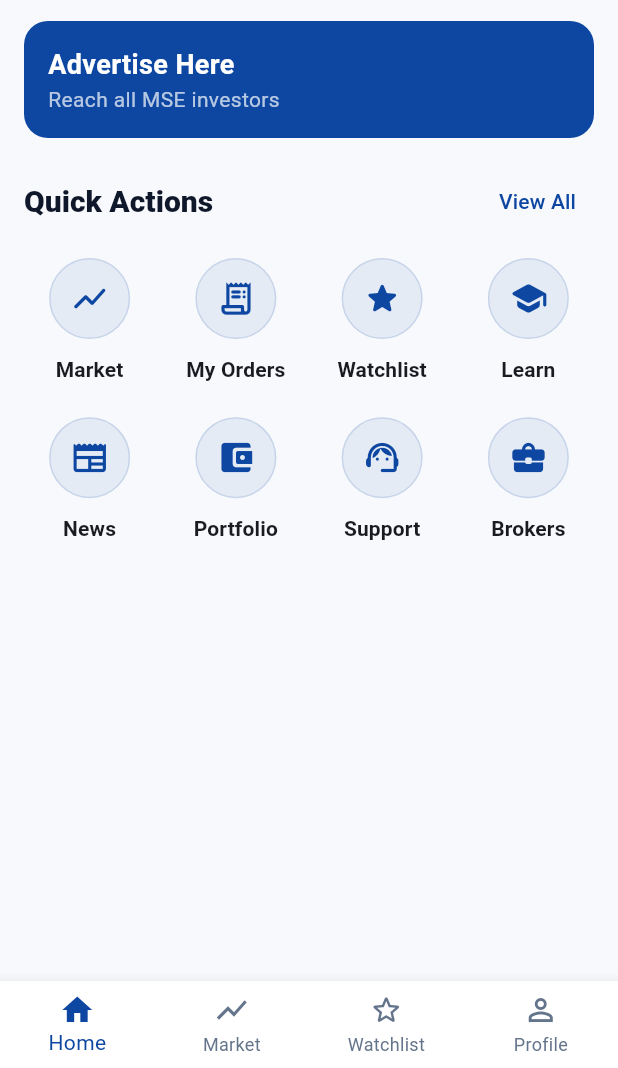
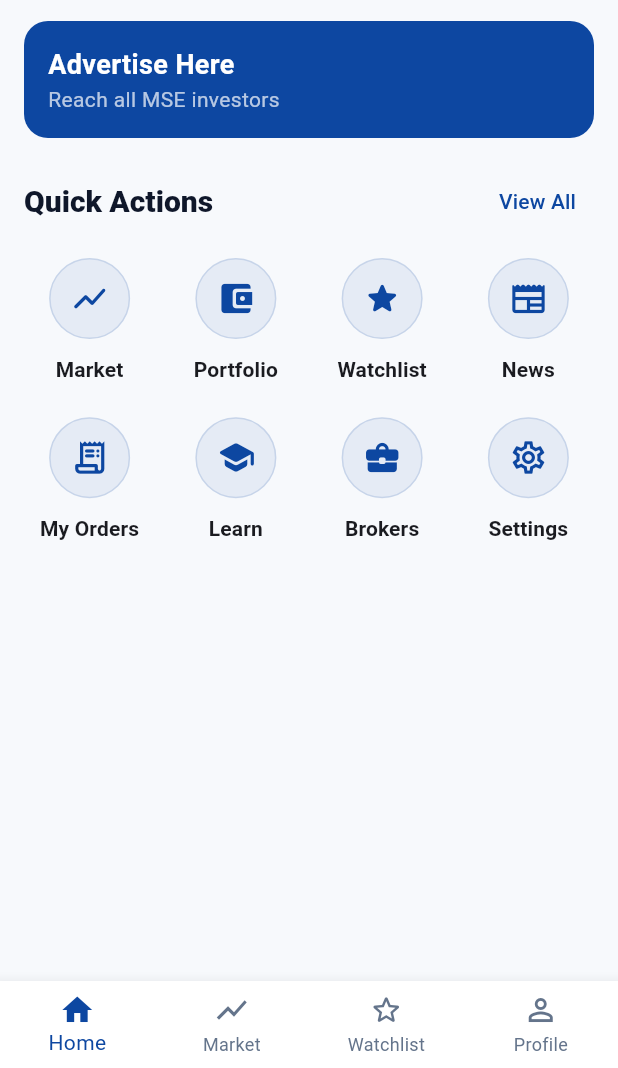
Before and after one commit to JacobRays/MSE_Market_Connect, a Flutter app: the screen it shows once a user with an empty profile is signed in, on a phone screen of 412 x 824 dp, the part 168-1236 px from its top. Run offline on Flutter 3.47's test engine with Material 3 defaults, Android fonts, the phone set to English and light mode, and no system bars; our stand-ins replace file_picker, firebase_messaging, package_info_plus, shared_preferences, supabase_flutter; accounts and stored records are empty; network calls fail.

Commit message:
Quick Actions: show 8 then View All expands; add dark mode settings

```diff
--- a/lib/app/app.dart
+++ b/lib/app/app.dart
@@ -1,5 +1,6 @@
 import 'package:flutter/material.dart';
 import 'package:mse_market_connect/core/theme/app_theme.dart';
+import 'package:mse_market_connect/core/theme/theme_mode_controller.dart';
 import 'package:mse_market_connect/features/auth/presentation/auth_gate.dart';
 
 class MseMarketConnectApp extends StatelessWidget {
@@ -7,11 +8,25 @@ class MseMarketConnectApp extends StatelessWidget {
 
   @override
   Widget build(BuildContext context) {
-    return MaterialApp(
-      title: 'MSE Market Connect',
-      debugShowCheckedModeBanner: false,
-      theme: AppTheme.lightTheme,
-      home: const AuthGate(),
+    return ValueListenableBuilder<ThemeMode>(
+      valueListenable: ThemeModeController.themeMode,
+      builder: (context, mode, _) {
+        return MaterialApp(
+          title: 'MSE Market Connect',
+          debugShowCheckedModeBanner: false,
+          theme: AppTheme.lightTheme,
+          darkTheme: ThemeData(
+            brightness: Brightness.dark,
+            colorScheme: ColorScheme.fromSeed(
+              seedColor: AppTheme.primaryColor,
+              brightness: Brightness.dark,
+            ),
+            useMaterial3: true,
+          ),
+          themeMode: mode,
+          home: const AuthGate(),
+        );
+      },
     );
   }
 }
--- a/lib/features/home/presentation/home_screen.dart
+++ b/lib/features/home/presentation/home_screen.dart
@@ -3,82 +3,97 @@ import 'package:mse_market_connect/core/services/ad_service.dart';
 import 'package:mse_market_connect/core/services/news_service.dart';
 import 'package:mse_market_connect/core/theme/app_theme.dart';
 import 'package:mse_market_connect/features/brokers/presentation/broker_list_screen.dart';
-import 'package:mse_market_connect/features/home/presentation/quick_actions_screen.dart';
 import 'package:mse_market_connect/features/learning/presentation/learning_screen.dart';
 import 'package:mse_market_connect/features/market/presentation/market_screen.dart';
 import 'package:mse_market_connect/features/market/presentation/my_alerts_screen.dart';
 import 'package:mse_market_connect/features/news/presentation/news_screen.dart';
 import 'package:mse_market_connect/features/portfolio/presentation/portfolio_screen.dart';
+import 'package:mse_market_connect/features/profile/presentation/settings_screen.dart';
 import 'package:mse_market_connect/features/profile/presentation/support_screen.dart';
 import 'package:mse_market_connect/features/trade/presentation/my_orders_screen.dart';
 import 'package:mse_market_connect/shared/models/ad_model.dart';
 import 'package:mse_market_connect/shared/models/news_model.dart';
 
-class HomeScreen extends StatelessWidget {
+class HomeScreen extends StatefulWidget {
   const HomeScreen({super.key});
 
   @override
+  State<HomeScreen> createState() => _HomeScreenState();
+}
+
+class _HomeScreenState extends State<HomeScreen> with TickerProviderStateMixin {
+  bool _expanded = false;
+
+  @override
   Widget build(BuildContext context) {
-    final actions = <QuickActionItem>[
-      QuickActionItem(
+    final actions = <_QuickActionItem>[
+      _QuickActionItem(
         icon: Icons.show_chart_rounded,
         label: 'Market',
         onTap: () => Navigator.of(
           context,
         ).push(MaterialPageRoute(builder: (_) => const MarketScreen())),
       ),
-      QuickActionItem(
+      _QuickActionItem(
+        icon: Icons.account_balance_wallet_rounded,
+        label: 'Portfolio',
+        onTap: () => Navigator.of(
+          context,
+        ).push(MaterialPageRoute(builder: (_) => const PortfolioScreen())),
+      ),
+      _QuickActionItem(
+        icon: Icons.star_rounded,
+        label: 'Watchlist',
+        onTap: () => Navigator.of(
+          context,
+        ).push(MaterialPageRoute(builder: (_) => const MyAlertsScreen())),
+      ),
+      _QuickActionItem(
+        icon: Icons.newspaper_rounded,
+        label: 'News',
+        onTap: () => Navigator.of(
+          context,
+        ).push(MaterialPageRoute(builder: (_) => const NewsScreen())),
+      ),
+      _QuickActionItem(
         icon: Icons.receipt_long_rounded,
         label: 'My Orders',
         onTap: () => Navigator.of(
           context,
         ).push(MaterialPageRoute(builder: (_) => const MyOrdersScreen())),
       ),
-      QuickActionItem(
-        icon: Icons.star_rounded,
-        label: 'Watchlist',
-        onTap: () => Navigator.of(
-          context,
-        ).push(MaterialPageRoute(builder: (_) => const MyAlertsScreen())),
-      ),
-      QuickActionItem(
+      _QuickActionItem(
         icon: Icons.school_rounded,
         label: 'Learn',
         onTap: () => Navigator.of(
           context,
         ).push(MaterialPageRoute(builder: (_) => const LearningScreen())),
       ),
-      QuickActionItem(
-        icon: Icons.newspaper_rounded,
-        label: 'News',
+      _QuickActionItem(
+        icon: Icons.business_center_rounded,
+        label: 'Brokers',
         onTap: () => Navigator.of(
           context,
-        ).push(MaterialPageRoute(builder: (_) => const NewsScreen())),
+        ).push(MaterialPageRoute(builder: (_) => const BrokerListScreen())),
       ),
-      QuickActionItem(
-        icon: Icons.account_balance_wallet_rounded,
-        label: 'Portfolio',
+      _QuickActionItem(
+        icon: Icons.settings_outlined,
+        label: 'Settings',
         onTap: () => Navigator.of(
           context,
-        ).push(MaterialPageRoute(builder: (_) => const PortfolioScreen())),
+        ).push(MaterialPageRoute(builder: (_) => const SettingsScreen())),
       ),
-      QuickActionItem(
+      // These appear only when expanded (after first 8)
+      _QuickActionItem(
         icon: Icons.support_agent_rounded,
         label: 'Support',
         onTap: () => Navigator.of(
           context,
         ).push(MaterialPageRoute(builder: (_) => const SupportScreen())),
       ),
-      QuickActionItem(
-        icon: Icons.business_center_rounded,
-        label: 'Brokers',
-        onTap: () => Navigator.of(
-          context,
-        ).push(MaterialPageRoute(builder: (_) => const BrokerListScreen())),
-      ),
     ];
 
-    final homeActions = actions.take(8).toList();
+    final shown = _expanded ? actions : actions.take(8).toList();
 
     return Scaffold(
       appBar: AppBar(title: const Text('MSE Market Connect')),
@@ -90,6 +105,7 @@ class HomeScreen extends StatelessWidget {
             const SizedBox(height: 14),
             const _AdPanel(),
             const SizedBox(height: 18),
+
             Row(
               mainAxisAlignment: MainAxisAlignment.spaceBetween,
               children: [
@@ -100,17 +116,18 @@ class HomeScreen extends StatelessWidget {
                   ).textTheme.titleLarge?.copyWith(fontWeight: FontWeight.w800),
                 ),
                 TextButton(
-                  onPressed: () => Navigator.of(context).push(
-                    MaterialPageRoute(
-                      builder: (_) => QuickActionsScreen(actions: actions),
-                    ),
-                  ),
-                  child: const Text('View All'),
+                  onPressed: () => setState(() => _expanded = !_expanded),
+                  child: Text(_expanded ? 'Collapse' : 'View All'),
                 ),
               ],
             ),
             const SizedBox(height: 10),
-            _HomeQuickActionsGrid(actions: homeActions),
+
+            AnimatedSize(
+              duration: const Duration(milliseconds: 180),
+              curve: Curves.easeInOut,
+              child: _QuickActionsGrid(actions: shown),
+            ),
           ],
         ),
       ),
@@ -118,15 +135,32 @@ class HomeScreen extends StatelessWidget {
   }
 }
 
-class _HomeQuickActionsGrid extends StatelessWidget {
-  final List<QuickActionItem> actions;
-  const _HomeQuickActionsGrid({required this.actions});
+class _QuickActionItem {
+  final IconData icon;
+  final String label;
+  final VoidCallback onTap;
+
+  const _QuickActionItem({
+    required this.icon,
+    required this.label,
+    required this.onTap,
+  });
+}
+
+class _QuickActionsGrid extends StatelessWidget {
+  final List<_QuickActionItem> actions;
+  const _QuickActionsGrid({required this.actions});
 
   @override
   Widget build(BuildContext context) {
+    final iconColor = AppTheme.primaryColor;
+    final bg = AppTheme.primaryColor.withOpacity(0.08);
+    final border = AppTheme.primaryColor.withOpacity(0.14);
+
     return LayoutBuilder(
       builder: (context, c) {
         final crossAxisCount = c.maxWidth < 360 ? 3 : 4;
+
         return GridView.builder(
           itemCount: actions.length,
           shrinkWrap: true,
@@ -137,23 +171,8 @@ class _HomeQuickActionsGrid extends StatelessWidget {
             crossAxisSpacing: 10,
             childAspectRatio: 0.95,
           ),
-          itemBuilder: (context, i) => _QuickActionCircle(item: actions[i]),
-        );
-      },
-    );
-  }
-}
-
-class _QuickActionCircle extends StatelessWidget {
-  final QuickActionItem item;
-  const _QuickActionCircle({required this.item});
-
-  @override
-  Widget build(BuildContext context) {
-    final iconColor = AppTheme.primaryColor;
-    final bg = AppTheme.primaryColor.withOpacity(0.08);
-    final border = AppTheme.primaryColor.withOpacity(0.14);
-
+          itemBuilder: (context, i) {
+            final item = actions[i];
             return InkWell(
               borderRadius: BorderRadius.circular(16),
               onTap: item.onTap,
@@ -176,12 +195,16 @@ class _QuickActionCircle extends StatelessWidget {
                     maxLines: 2,
                     overflow: TextOverflow.ellipsis,
                     textAlign: TextAlign.center,
-            style: Theme.of(
-              context,
-            ).textTheme.labelLarge?.copyWith(fontWeight: FontWeight.w700),
+                    style: Theme.of(context).textTheme.labelLarge?.copyWith(
+                      fontWeight: FontWeight.w700,
+                    ),
                   ),
                 ],
               ),
+            );
+          },
+        );
+      },
     );
   }
 }
@@ -191,15 +214,12 @@ class _NewsTicker extends StatelessWidget {
 
   @override
   Widget build(BuildContext context) {
-    return FutureBuilder(
+    return FutureBuilder<List<NewsModel>>(
       future: NewsService().getLatestNews(),
       builder: (context, snapshot) {
         String text = "Welcome to MSE Market Connect. Stay tuned for updates.";
-        if (snapshot.hasData) {
-          final items = snapshot.data!;
-          if (items.isNotEmpty) {
-            text = items.map((n) => "• ${n.title}").join("   ");
-          }
+        if (snapshot.hasData && snapshot.data!.isNotEmpty) {
+          text = snapshot.data!.map((n) => "• ${n.title}").join("   ");
         }
         return Container(
           height: 40,
--- a/lib/features/home/presentation/quick_actions_screen.dart
+++ b/lib/features/home/presentation/quick_actions_screen.dart
@@ -62,8 +62,8 @@ class _QuickActionCircle extends StatelessWidget {
   @override
   Widget build(BuildContext context) {
     final iconColor = AppTheme.primaryColor;
-    final bg = AppTheme.primaryColor.withOpacity(0.08);
-    final border = AppTheme.primaryColor.withOpacity(0.14);
+    final bg = AppTheme.primaryColor.withValues(alpha: 0.08);
+    final border = AppTheme.primaryColor.withValues(alpha: 0.14);
 
     return InkWell(
       borderRadius: BorderRadius.circular(16),
```
Also changed, not shown: lib/core/theme/theme_mode_controller.dart (added, +45 -0 lines), lib/features/profile/presentation/settings_screen.dart (+62 -0 lines). Lines whose indentation alone changed are shown as unchanged.
